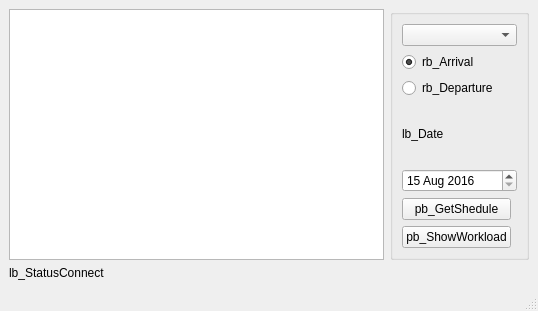
Old version of the form Airport_Inspector/mainwindow.ui in the repository ZeRg0912/Qt-project.
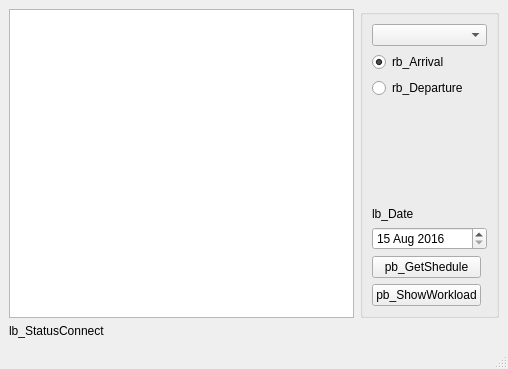
New version of the form.

Commit message: comment debug info, add on close statistic window block for mainwindow, add CheckList, and change year statistic to bars

```diff
--- a/Airport_Inspector/mainwindow.ui
+++ b/Airport_Inspector/mainwindow.ui
@@ -6,8 +6,8 @@
    <rect>
     <x>0</x>
     <y>0</y>
-    <width>538</width>
-    <height>311</height>
+    <width>508</width>
+    <height>369</height>
    </rect>
   </property>
   <property name="sizePolicy">
@@ -43,23 +43,6 @@
        </size>
       </property>
       <layout class="QGridLayout" name="gridLayout">
-       <item row="1" column="0" colspan="2">
-        <widget class="QRadioButton" name="rb_Arrival">
-         <property name="text">
-          <string>rb_Arrival</string>
-         </property>
-         <property name="checked">
-          <bool>true</bool>
-         </property>
-        </widget>
-       </item>
-       <item row="3" column="0" colspan="2">
-        <widget class="QLabel" name="lb_Date">
-         <property name="text">
-          <string>lb_Date</string>
-         </property>
-        </widget>
-       </item>
        <item row="2" column="0" colspan="2">
         <widget class="QRadioButton" name="rb_Departure">
          <property name="text">
@@ -70,7 +53,7 @@
        <item row="0" column="0" colspan="2">
         <widget class="QComboBox" name="cb_Airports"/>
        </item>
-       <item row="4" column="0" colspan="2">
+       <item row="5" column="0" colspan="2">
         <widget class="QDateEdit" name="de_Date">
          <property name="dateTime">
           <datetime>
@@ -104,20 +87,50 @@
          </property>
         </widget>
        </item>
-       <item row="5" column="0">
+       <item row="1" column="0" colspan="2">
+        <widget class="QRadioButton" name="rb_Arrival">
+         <property name="text">
+          <string>rb_Arrival</string>
+         </property>
+         <property name="checked">
+          <bool>true</bool>
+         </property>
+        </widget>
+       </item>
+       <item row="6" column="0">
         <widget class="QPushButton" name="pb_GetShedule">
          <property name="text">
           <string>pb_GetShedule</string>
          </property>
         </widget>
        </item>
-       <item row="6" column="0">
+       <item row="4" column="0" colspan="2">
+        <widget class="QLabel" name="lb_Date">
+         <property name="text">
+          <string>lb_Date</string>
+         </property>
+        </widget>
+       </item>
+       <item row="7" column="0">
         <widget class="QPushButton" name="pb_ShowWorkload">
          <property name="text">
           <string>pb_ShowWorkload</string>
          </property>
         </widget>
        </item>
+       <item row="3" column="0">
+        <spacer name="verticalSpacer">
+         <property name="orientation">
+          <enum>Qt::Vertical</enum>
+         </property>
+         <property name="sizeHint" stdset="0">
+          <size>
+           <width>20</width>
+           <height>40</height>
+          </size>
+         </property>
+        </spacer>
+       </item>
       </layout>
      </widget>
     </item>
```
Left out of the diff: 2 changed lines with no effect on the pictures. The commit also changes 5 other files.
